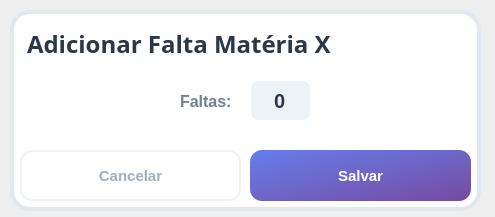
Qt form v2/UI/Dialog - add.falta.ui (renancorreia27/Gestor-Academico) before a commit.
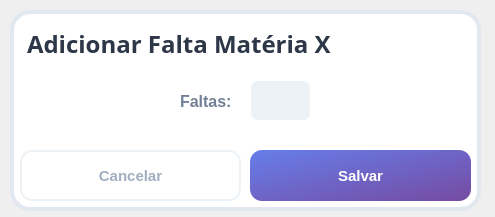
The same form after that commit.

Patch:
```diff
--- a/v2/UI/Dialog - add.falta.ui
+++ b/v2/UI/Dialog - add.falta.ui
@@ -261,6 +261,9 @@
      <property name="buttonSymbols">
       <enum>QAbstractSpinBox::NoButtons</enum>
      </property>
+     <property name="specialValueText">
+      <string> </string>
+     </property>
     </widget>
     <zorder>spinBox_falta</zorder>
     <zorder>label_falta</zorder>
```
